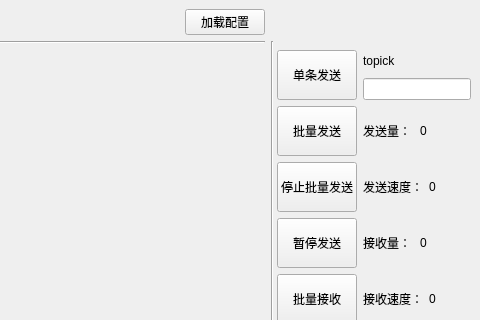
Old version of the form MsgTest/UI/UI_MainWindow.ui in the repository XiaoJiaoYaZi/welink; both pictures show x 753 to 1233 and y 0 to 320 of the 1233 by 770 pixel window.
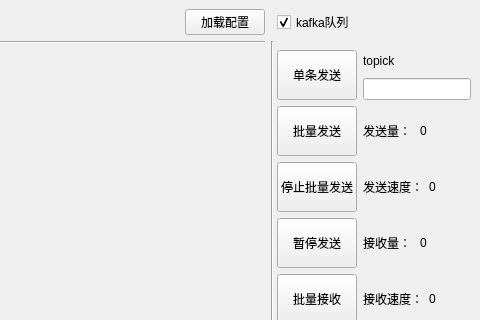
New version of the form. Icons and pictures are not drawn.

Commit message: windows队列支持

What changed in the file:
```diff
--- a/MsgTest/UI/UI_MainWindow.ui
+++ b/MsgTest/UI/UI_MainWindow.ui
@@ -381,6 +381,16 @@
       </property>
      </spacer>
     </item>
+    <item row="0" column="2">
+     <widget class="QCheckBox" name="checkBox">
+      <property name="text">
+       <string>kafka队列</string>
+      </property>
+      <property name="checked">
+       <bool>true</bool>
+      </property>
+     </widget>
+    </item>
    </layout>
   </widget>
   <widget class="QMenuBar" name="menubar">
```
The commit also changes 12 other files.
